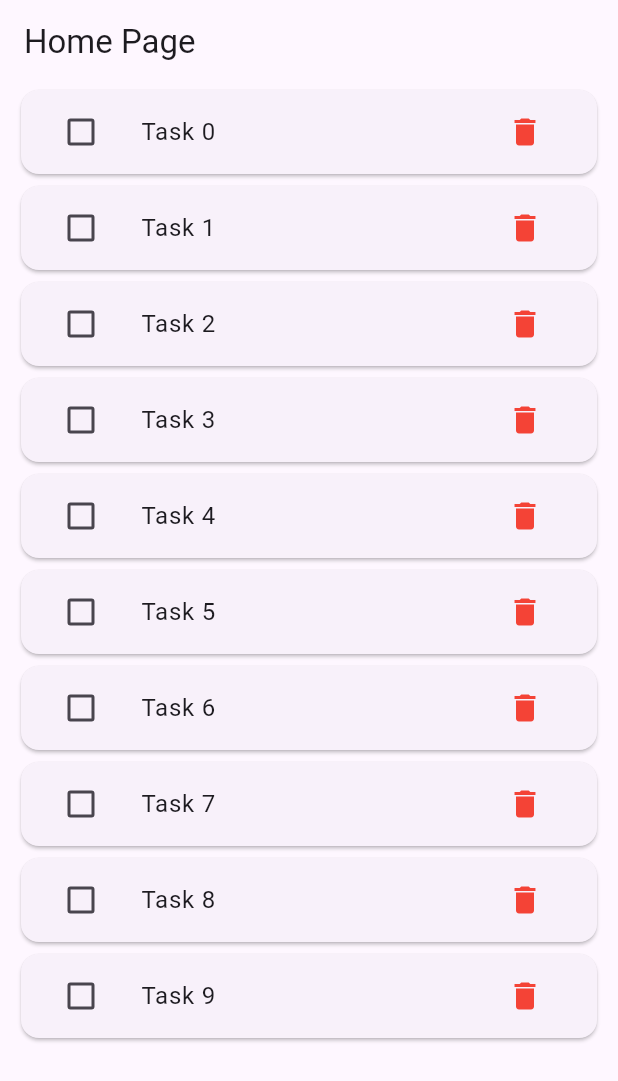
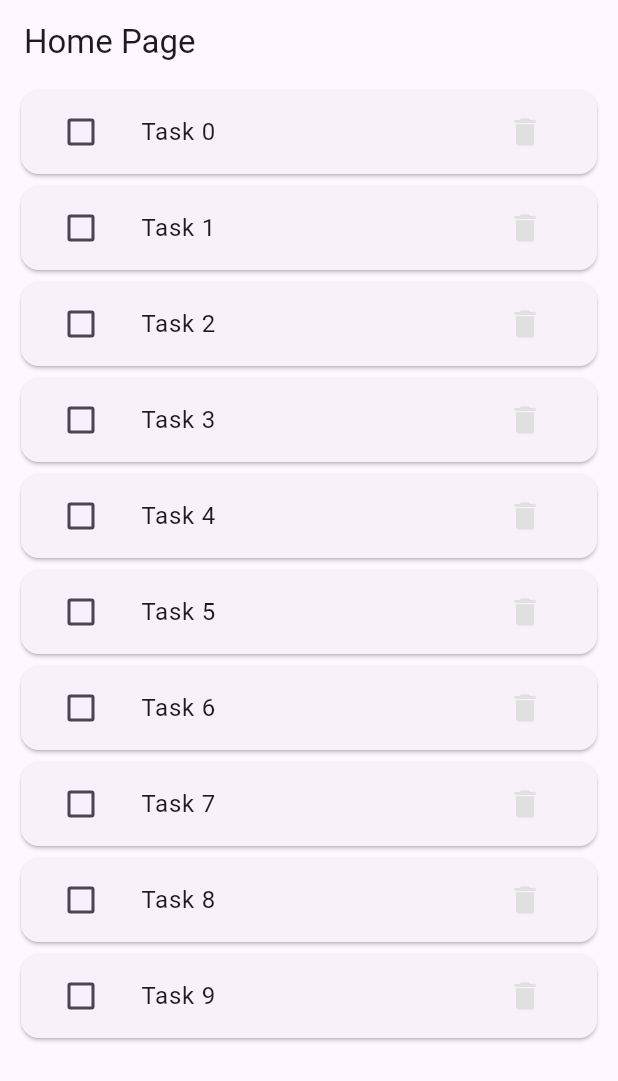
Before and after one commit to alpjamal/ulesson_bloc_todo, a Flutter app: the screen it shows after launch, on a phone screen of 412 x 824 dp. Shown: the top 1081 px of the screen. Run offline on Flutter 3.47's test engine with Material 2 defaults, Android fonts, the phone set to English and light mode, and no system bars; our stand-ins replace equatable, flutter_bloc.

```diff
--- a/lib/presentation/main/main_page.dart
+++ b/lib/presentation/main/main_page.dart
@@ -34,12 +34,14 @@ class MainPage extends StatelessWidget {
                               ),
                               title: Text(currentTask.description),
                               trailing: IconButton(
-                                onPressed: () {
-                                  context.read<MainBloc>().add(DeleteTaskEvent(index: index));
-                                },
-                                icon: const Icon(
+                                onPressed: currentTask.isDone
+                                    ? () {
+                                        context.read<MainBloc>().add(DeleteTaskEvent(index: index));
+                                      }
+                                    : null,
+                                icon: Icon(
                                   Icons.delete,
-                                  color: Colors.red,
+                                  color: currentTask.isDone ? Colors.red : Colors.grey.shade300,
                                 ),
                               ),
                             ),
```
